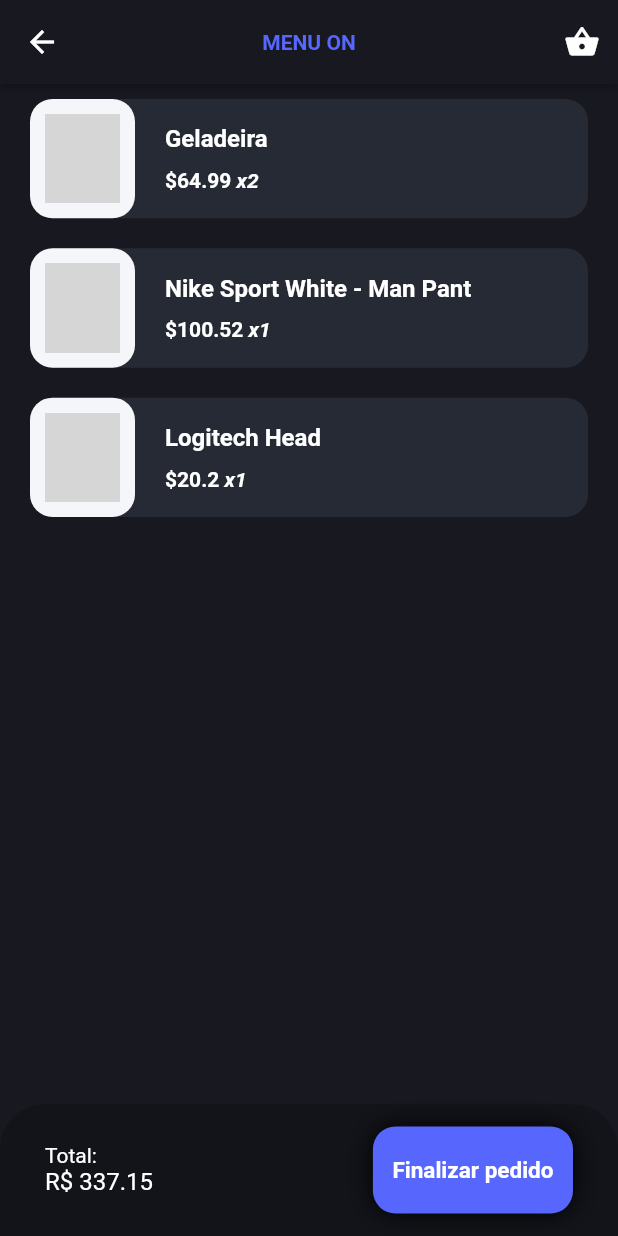
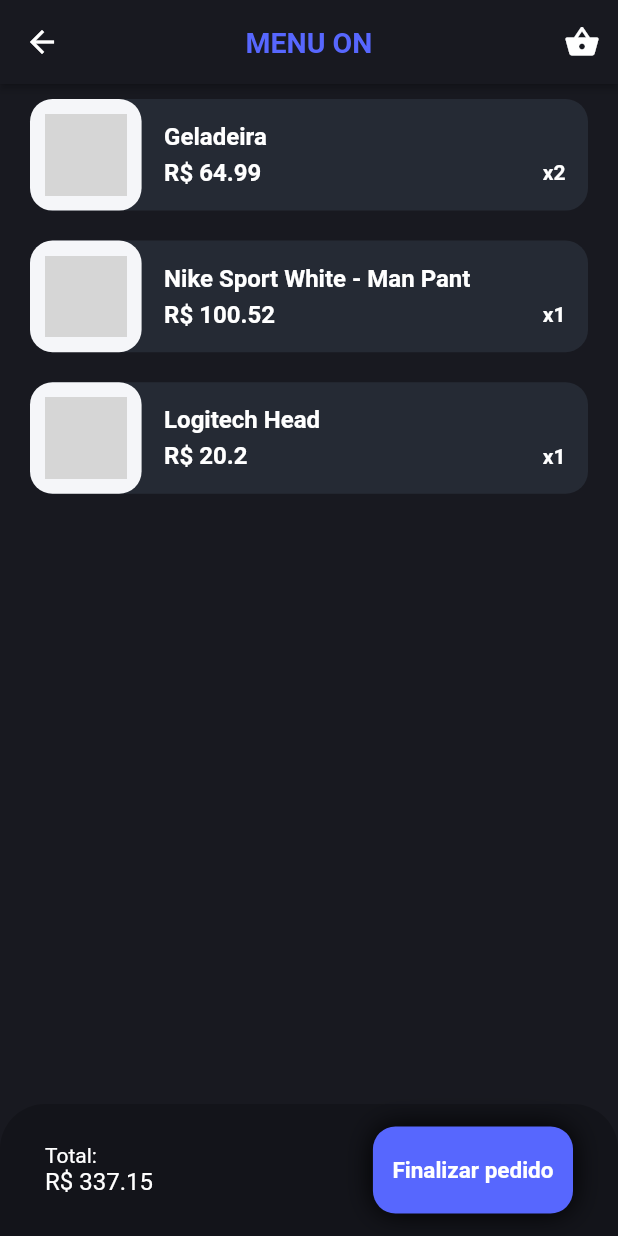
Before and after one commit to eseiji/menuon-flutter, a Flutter app: the CartScreen screen opened by its route, on a phone screen of 412 x 824 dp. Run offline on Flutter 3.47's test engine with Material 2 defaults, Android fonts, the phone set to English and light mode, and no system bars; our stand-ins replace cloud_firestore, firebase_auth, firebase_core, font_awesome_flutter, get, google_fonts and 1 more; missing offline and left inert: qr_code_scanner; accounts and stored records are empty; Roboto replaces fonts that are missing (Cantarell); grey boxes are pictures that could not be loaded.

Commit message:
alteração no card do carrinho

```diff
--- a/lib/main.dart
+++ b/lib/main.dart
@@ -28,7 +28,7 @@ class MyApp extends StatelessWidget {
           textTheme: GoogleFonts.cantarellTextTheme(
             Theme.of(context).textTheme,
           )),
-      home: LoginPage(),
+      home: MenuPage(),
       routes: {
         '/login': (_) => LoginPage(),
         '/register': (_) => RegisterPage(),
--- a/lib/view/components/app_bar.dart
+++ b/lib/view/components/app_bar.dart
@@ -15,7 +15,10 @@ AppBar appBar() {
           TextSpan(
             text: 'MENU ON',
             style: TextStyle(
+              // color: Color.fromARGB(255, 255, 255, 255),
               color: Color(0xFF5767FE),
+              fontWeight: FontWeight.bold,
+              fontSize: 19,
             ),
           )
         ],
--- a/lib/view/components/cart_card.dart
+++ b/lib/view/components/cart_card.dart
@@ -21,53 +21,66 @@ class CartCard extends StatelessWidget {
         borderRadius: BorderRadius.circular(15),
       ),
       child: Row(
+        mainAxisSize: MainAxisSize.max,
         children: [
-          SizedBox(
-            width: 70,
+          Expanded(
+            flex: 2,
+            child: SizedBox(
+              width: 77,
               child: AspectRatio(
-              aspectRatio: 0.88,
+                aspectRatio: 1,
                 child: Container(
-                padding: EdgeInsets.all(10),
+                  padding: const EdgeInsets.all(10),
                   decoration: BoxDecoration(
-                  color: Color(0xFFF5F6F9),
+                    color: const Color(0xFFF5F6F9),
                     borderRadius: BorderRadius.circular(15),
                   ),
                   child: Image.asset(cart.product.images[0]),
                 ),
               ),
             ),
-          SizedBox(width: 20),
-          Column(
+          ),
+          Expanded(
+            flex: 8,
+            child: Padding(
+              padding: const EdgeInsets.symmetric(
+                vertical: 4,
+                horizontal: 15,
+              ),
+              child: Column(
                 crossAxisAlignment: CrossAxisAlignment.start,
                 children: [
                   Text(
                     cart.product.title,
-                style: TextStyle(
+                    style: const TextStyle(
                       color: Colors.white,
                       fontSize: 16,
                       fontWeight: FontWeight.bold,
                     ),
-                maxLines: 2,
                   ),
-              SizedBox(height: 10),
-              Text.rich(
-                TextSpan(
-                  text: "\$${cart.product.price}",
+                  SizedBox(height: 5),
+                  Row(
+                    mainAxisAlignment: MainAxisAlignment.spaceBetween,
+                    children: [
+                      Text("R\$ ${cart.product.price}",
                           style: const TextStyle(
                             fontWeight: FontWeight.w600,
+                            fontSize: 16,
                             color: Colors.white,
-                  ),
-                  children: [
-                    TextSpan(
-                      text: " x${cart.numOfItem}",
-                      style: TextStyle(
-                          color: Colors.white, fontStyle: FontStyle.italic),
+                          )),
+                      Text(
+                        " x${cart.numOfItem}",
+                        style: const TextStyle(
+                            color: Colors.white,
+                            fontStyle: FontStyle.normal,
+                            fontWeight: FontWeight.bold),
                       ),
                     ],
                   ),
-              )
                 ],
-          )
+              ),
+            ),
+          ),
         ],
       ),
     );
--- a/lib/view/components/item_card2.dart
+++ b/lib/view/components/item_card2.dart
@@ -60,7 +60,7 @@ class ItemCard extends StatelessWidget {
                     style: TextStyle(color: kTextLightColor),
                   ),
                   Text(
-                    "\$${product!.price}",
+                    "R\$ ${product!.price}",
                     style: TextStyle(
                       color: Colors.white,
                       fontWeight: FontWeight.bold,
--- a/lib/view/components/order_body.dart
+++ b/lib/view/components/order_body.dart
@@ -15,11 +15,11 @@ class _BodyState extends State<Body> {
     return Container(
       color: const Color(0xff181920),
       child: Padding(
-        padding: EdgeInsets.symmetric(horizontal: 20),
+        padding: const EdgeInsets.symmetric(horizontal: 20),
         child: ListView.builder(
           itemCount: demoCarts.length,
           itemBuilder: (context, index) => Padding(
-            padding: EdgeInsets.symmetric(vertical: 10),
+            padding: const EdgeInsets.symmetric(vertical: 10),
             child: Dismissible(
               key: Key(demoCarts[index].product.id.toString()),
               direction: DismissDirection.endToStart,
@@ -29,7 +29,7 @@ class _BodyState extends State<Body> {
                 });
               },
               background: Container(
-                padding: EdgeInsets.symmetric(horizontal: 20),
+                padding: const EdgeInsets.symmetric(horizontal: 20),
                 decoration: BoxDecoration(
                   color: const Color(0xff181920),
                   // color: Color(0xFFFFE6E6),
```
Also changed, not shown: lib/models/ProductMenu.dart (+3 -4 lines), lib/view/product_detail/components/add_to_cart.dart (+1 -21 lines), lib/view/product_detail/components/color_and_size.dart (+1 -39 lines), lib/view/product_detail/components/counter_with_fav_btn.dart (+0 -11 lines), lib/view/product_detail/details_screen.dart (+3 -7 lines). Lines whose indentation alone changed are shown as unchanged.
